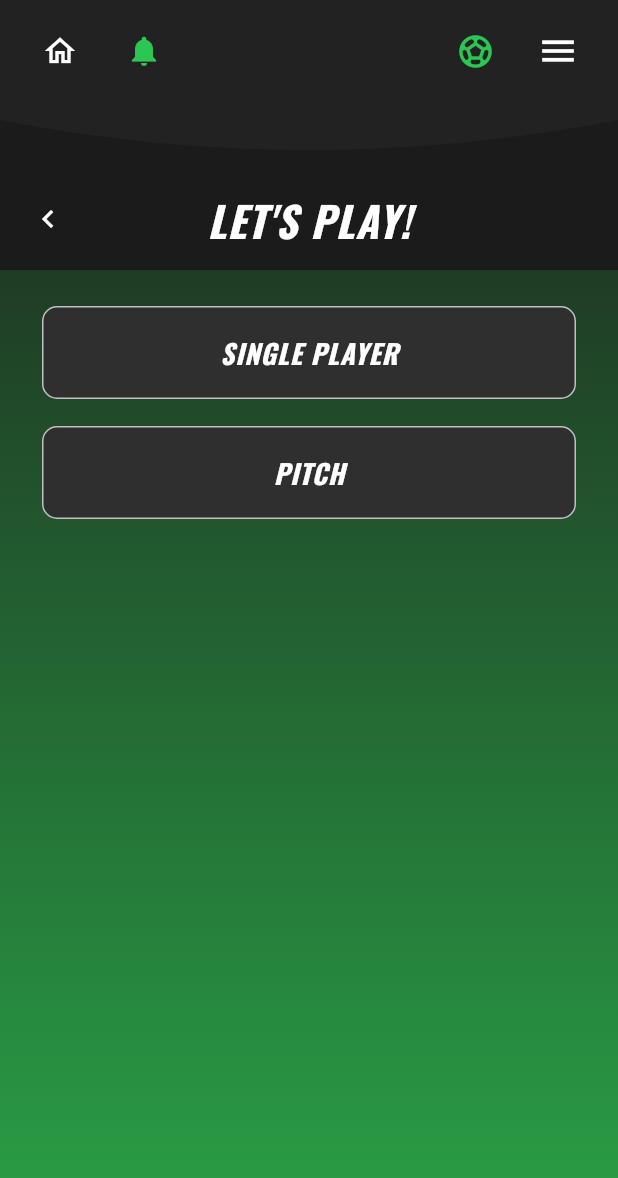
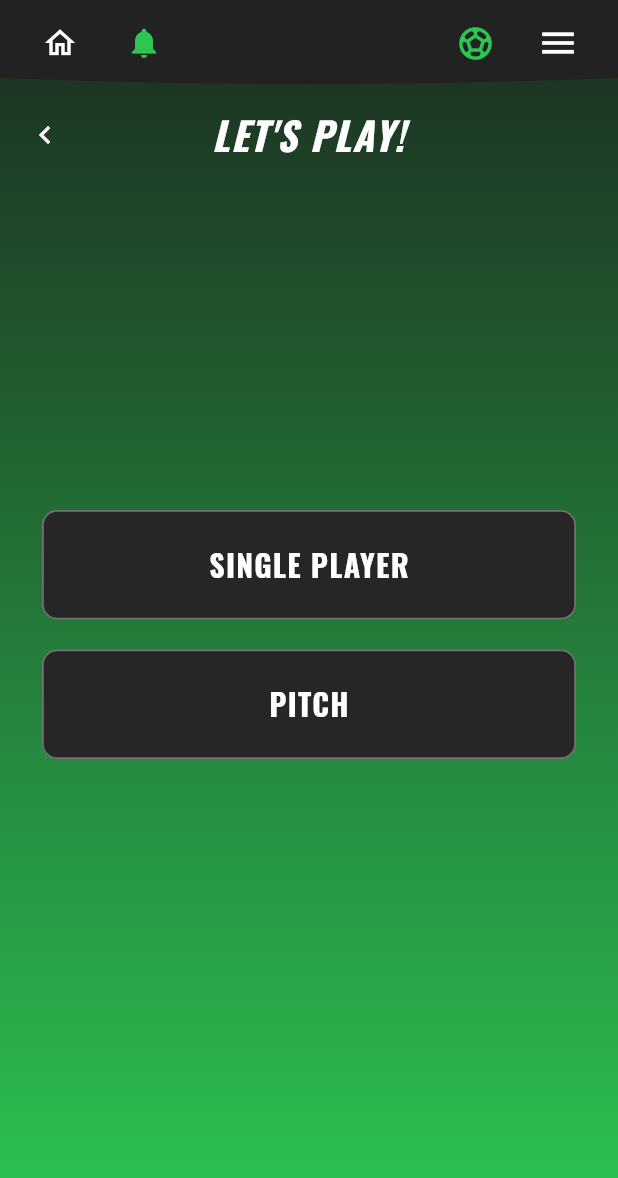
Before and after one commit to rokko/besteamapp, a Flutter app: the PlayPage screen opened by its route, on a phone screen of 412 x 824 dp. Shown: the top 1178 px of the screen. Run offline on Flutter 3.47's test engine with Material 3 defaults, Android fonts, the phone set to English and light mode, and no system bars; our stand-ins replace go_router, google_fonts, smooth_page_indicator; missing offline and left inert: mobile_scanner.

Commit message:
feat: implement NotificationPage and PlayPage with shared AppHeader component

```diff
--- a/lib/playpage/play_page.dart
+++ b/lib/playpage/play_page.dart
@@ -22,7 +22,20 @@ class _PlayPageState extends State<PlayPage> {
       backgroundColor: kBg,
       drawer: const ProfileDrawer(),
       body: SafeArea(
-        child: Column(
+        child: Stack(
+          children: [
+            // Sfondo gradiente intero
+            Positioned.fill(
+              child: Container(
+                decoration: const BoxDecoration(
+                  gradient: LinearGradient(
+                    begin: Alignment.topCenter, end: Alignment.bottomCenter,
+                    colors: [Color(0xFF1C2C20), Color(0xFF2CC653)],  // verde scuro -> verde brillante
+                  ),
+                ),
+              ),
+            ),
+            Column(
               children: [
                 // Header condiviso (uguale alle altre pagine)
                 AppHeader(
@@ -33,61 +46,64 @@ class _PlayPageState extends State<PlayPage> {
 
                 // Titolo con freccia back
                 Padding(
-              padding: const EdgeInsets.fromLTRB(8, 2, 8, 10),
-              child: Row(
+                  padding: const EdgeInsets.fromLTRB(6, 6, 6, 8),
+                  child: SizedBox(
+                    height: 48,
+                    child: Stack(
+                      alignment: Alignment.center,
                       children: [
-                  IconButton(
+                        Align(
+                          alignment: Alignment.centerLeft,
+                          child: IconButton(
                             icon: const Icon(Icons.chevron_left, color: Colors.white),
                             onPressed: () => context.pop(),
                             splashRadius: 22,
                           ),
-                  const Spacer(),
-                  Text(
+                        ),
+                        Padding(
+                          padding: const EdgeInsets.symmetric(horizontal: 56),
+                          child: Text(
                             "LET'S PLAY!",
+                            textAlign: TextAlign.center,
+                            maxLines: 1,
+                            overflow: TextOverflow.ellipsis,
                             style: GoogleFonts.oswald(
-                      fontSize: 28,
+                              fontSize: 26,
                               fontStyle: FontStyle.italic,
                               fontWeight: FontWeight.w800,
                               color: Colors.white,
-                      letterSpacing: .8,
+                              letterSpacing: 1.0,
                             ),
                           ),
-                  const Spacer(),
-                  const SizedBox(width: 48),
+                        ),
                       ],
                     ),
                   ),
+                ),
 
-            // Corpo con gradiente verde + 2 bottoni
+                // Bottoni centrati verticalmente nel restante spazio
                 Expanded(
-              child: Container(
-                width: double.infinity,
-                decoration: const BoxDecoration(
-                  gradient: LinearGradient(
-                    begin: Alignment.topCenter, end: Alignment.bottomCenter,
-                    colors: [Color(0xFF1F3C25), Color(0xFF29A146)],  // verde scuro -> verde
-                  ),
-                ),
                   child: Padding(
                     padding: const EdgeInsets.symmetric(horizontal: 28),
                     child: Column(
+                      mainAxisAlignment: MainAxisAlignment.center,
                       crossAxisAlignment: CrossAxisAlignment.stretch,
                       children: [
-                      const SizedBox(height: 24),
                         _PlayButton(
                           label: 'SINGLE PLAYER',
                           onTap: () => context.push('/single/where'),
                         ),
-                      const SizedBox(height: 18),
+                        const SizedBox(height: 20),
                         _PlayButton(
                           label: 'PITCH',
                           onTap: () => context.push('/pitch/list'),
                         ),
-
+                        const SizedBox(height: 100), // sposta leggermente in alto per bilanciare l'aspetto visivo
                       ],
                     ),
                   ),
                 ),
+              ],
             ),
           ],
         ),
@@ -106,19 +122,18 @@ class _PlayButton extends StatelessWidget {
     return OutlinedButton(
       onPressed: onTap,
       style: OutlinedButton.styleFrom(
-        backgroundColor: const Color(0xFF2F2F2F),
-        side: BorderSide(color: Colors.white.withOpacity(0.7), width: 1),
+        backgroundColor: const Color(0xFF262626),
+        side: BorderSide(color: Colors.white.withOpacity(0.35), width: 1.2),
         shape: RoundedRectangleBorder(borderRadius: BorderRadius.circular(10)),
-        padding: const EdgeInsets.symmetric(vertical: 18),
+        padding: const EdgeInsets.symmetric(vertical: 22),
       ),
       child: Text(
         label,
         style: GoogleFonts.oswald(
-          fontSize: 18,
-          fontStyle: FontStyle.italic,
-          fontWeight: FontWeight.w800,
+          fontSize: 20,
+          fontWeight: FontWeight.w700,
           color: Colors.white,
-          letterSpacing: .6,
+          letterSpacing: .8,
         ),
       ),
     );
--- a/lib/widgets/app_header.dart
+++ b/lib/widgets/app_header.dart
@@ -18,7 +18,7 @@ class AppHeader extends StatelessWidget {
   @override
   Widget build(BuildContext context) {
     return SizedBox(
-      height: 120,
+      height: 60,
       child: Stack(
         children: [
           Positioned.fill(
@@ -28,7 +28,9 @@ class AppHeader extends StatelessWidget {
             ),
           ),
           Padding(
-            padding: const EdgeInsets.symmetric(horizontal: 16, vertical: 10),
+            padding: const EdgeInsets.symmetric(horizontal: 16),
+            child: Align(
+              alignment: const Alignment(0, -0.2),
               child: Row(
                 children: [
                   IconButton(
@@ -53,6 +55,7 @@ class AppHeader extends StatelessWidget {
                 ],
               ),
             ),
+          ),
         ],
       ),
     );
@@ -64,8 +67,8 @@ class _BottomCurveClipper extends CustomClipper<Path> {
   Path getClip(Size size) {
     final h = size.height, w = size.width;
     return Path()
-      ..lineTo(0, h - 40)
-      ..quadraticBezierTo(w * .5, h, w, h - 40)
+      ..lineTo(0, h - 8)
+      ..quadraticBezierTo(w * .5, h, w, h - 8)
       ..lineTo(w, 0)
       ..close();
   }
```
Also changed, not shown: lib/notifiche/notification.dart (+16 -88 lines). Lines whose indentation alone changed are shown as unchanged.
